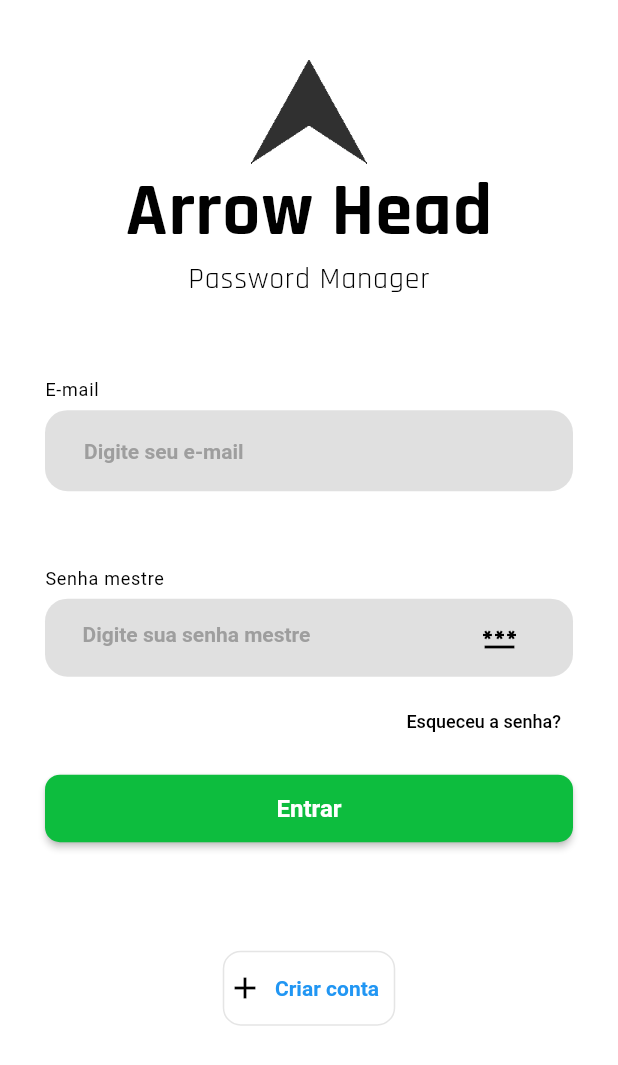
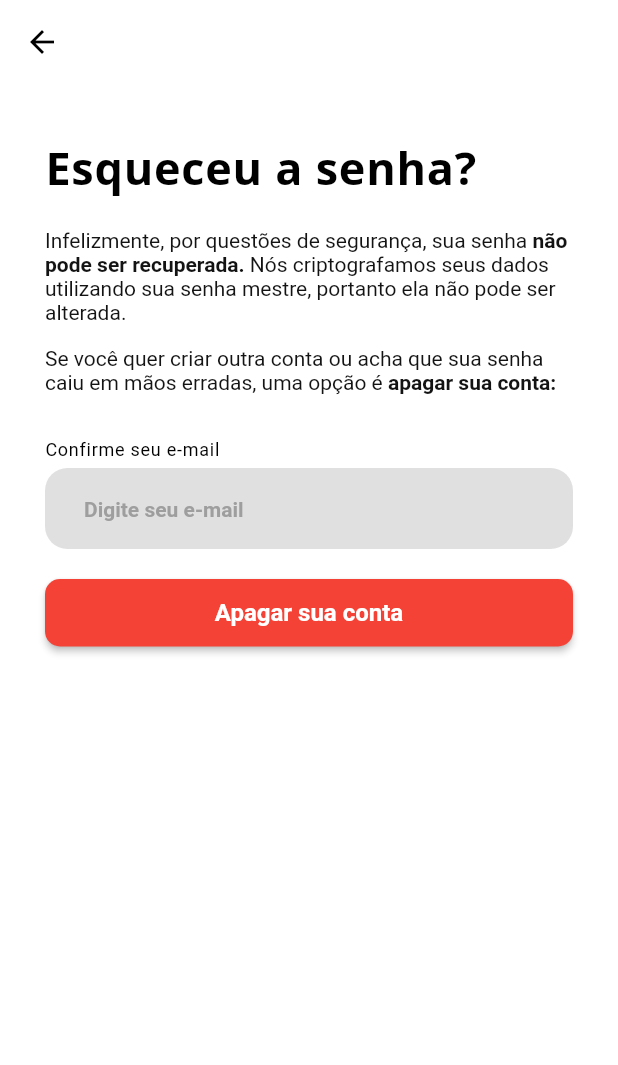
Before and after one commit to PasswordHub/ArrowHead, a Flutter app: the screen it shows after launch, after a tap on "Esqueceu a senha?", on a phone screen of 412 x 824 dp. Shown: the top 1065 px of the screen. Run offline on Flutter 3.47's test engine with Material 2 defaults, Android fonts, the phone set to English and light mode, and no system bars; our stand-ins replace email_validator, firebase_core; accounts and stored records are empty; Roboto replaces fonts that are missing (Arial).

Commit message:
página de esqueci minha senha criada

```diff
--- a/arrowhead/lib/main.dart
+++ b/arrowhead/lib/main.dart
@@ -1,5 +1,6 @@
 import 'package:arrowhead/providers/theme_provider.dart';
 import 'package:arrowhead/screens/CreateEditPassword/create_edit_password.dart';
+import 'package:arrowhead/screens/ForgotPassword/forgot_password_screen.dart';
 import 'package:arrowhead/screens/HomePage/home_page.dart';
 import 'package:arrowhead/screens/SignUp/signup_screen.dart';
 import '/screens/CreateEditPassword/create_edit_password.dart';
@@ -48,6 +49,7 @@ class MyMaterialApp extends StatelessWidget {
       routes: {
         LoginScreen.routeName: (ctx) => LoginScreen(),
         SingupScreen.routeName: (ctx) => SingupScreen(),
+        ForgotPasswordScreen.routeName: (ctx) => ForgotPasswordScreen(),
         HomePage.routeName: (ctx) => HomePage(),
         CreateEditPassword.routeName: (ctx) => CreateEditPassword()
       },
--- /dev/null
+++ b/arrowhead/lib/screens/ForgotPassword/forgot_password_screen.dart
@@ -0,0 +1,159 @@
+import 'package:email_validator/email_validator.dart';
+import 'package:flutter/cupertino.dart';
+import 'package:flutter/material.dart';
+
+class ForgotPasswordScreen extends StatefulWidget {
+  static const routeName = '/forgot-password-screen';
+
+  @override
+  _ForgotPasswordScreenState createState() => _ForgotPasswordScreenState();
+}
+
+class _ForgotPasswordScreenState extends State<ForgotPasswordScreen> {
+  final emailController = TextEditingController();
+
+  String invalidEmailMsg = "";
+  bool showPassword = false;
+
+  @override
+  Widget build(BuildContext context) {
+    return Scaffold(
+        appBar: AppBar(
+          backgroundColor: Colors.white,
+          elevation: 0,
+          leading: IconButton(
+            icon: const Icon(Icons.arrow_back, color: Colors.black),
+            onPressed: (() => {Navigator.of(context).pop()}),
+          ),
+        ),
+        body: SingleChildScrollView(
+            child: Container(
+                padding:
+                    const EdgeInsets.symmetric(horizontal: 30, vertical: 15),
+                child: Column(
+                    mainAxisAlignment: MainAxisAlignment.spaceAround,
+                    crossAxisAlignment: CrossAxisAlignment.stretch,
+                    children: [
+                      SizedBox(height: 20),
+                      const Text(
+                        "Esqueceu a senha?",
+                        textAlign: TextAlign.left,
+                        style: TextStyle(
+                            fontSize: 30,
+                            color: Colors.black,
+                            fontWeight: FontWeight.bold),
+                      ),
+                      SizedBox(height: 20),
+                      RichText(
+                          text: const TextSpan(
+                              style: TextStyle(
+                                fontSize: 14,
+                                color: Color.fromARGB(255, 19, 19, 19),
+                              ),
+                              children: [
+                            TextSpan(
+                                text:
+                                    "Infelizmente, por questões de segurança, sua senha "),
+                            TextSpan(
+                                text: "não pode ser recuperada. ",
+                                style: TextStyle(fontWeight: FontWeight.bold)),
+                            TextSpan(
+                                text:
+                                    "Nós criptografamos seus dados utilizando sua senha mestre, portanto ela não pode ser alterada."),
+                          ])),
+                      SizedBox(
+                        height: 15,
+                      ),
+                      RichText(
+                          text: const TextSpan(
+                              style: TextStyle(
+                                fontSize: 14,
+                                color: Color.fromARGB(255, 19, 19, 19),
+                              ),
+                              children: [
+                            TextSpan(
+                                text:
+                                    "Se você quer criar outra conta ou acha que sua senha caiu em mãos erradas, uma opção é "),
+                            TextSpan(
+                                text: "apagar sua conta: ",
+                                style: TextStyle(fontWeight: FontWeight.bold)),
+                          ])),
+                      SizedBox(height: 30),
+                      emailInput(emailController, "Confirme seu e-mail"),
+                      SizedBox(height: 15),
+                      deleteBtn()
+                    ]))));
+  }
+
+  Widget emailInput(TextEditingController controller, String title) {
+    return Column(
+        mainAxisAlignment: MainAxisAlignment.spaceAround,
+        crossAxisAlignment: CrossAxisAlignment.stretch,
+        children: [
+          Text(
+            title,
+            style: const TextStyle(
+                color: Colors.black, fontFamily: 'Arial', fontSize: 12),
+          ),
+          SizedBox(height: 5),
+          Container(
+            padding: const EdgeInsets.symmetric(horizontal: 25.0, vertical: 2),
+            decoration: BoxDecoration(
+                color: const Color.fromARGB(255, 224, 224, 224),
+                border: Border.all(
+                    color: (invalidEmailMsg != "")
+                        ? Colors.red
+                        : Colors.transparent),
+                borderRadius: BorderRadius.circular(15)),
+            child: TextField(
+              controller: controller,
+              autocorrect: false,
+              enableSuggestions: true,
+              autofocus: false,
+              keyboardType: TextInputType.emailAddress,
+              decoration: const InputDecoration(
+                  hintText: "Digite seu e-mail",
+                  hintStyle: TextStyle(
+                      color: Colors.grey,
+                      fontSize: 14,
+                      fontWeight: FontWeight.bold),
+                  border: InputBorder.none),
+              onChanged: ((value) => {
+                    setState(() {
+                      invalidEmailMsg =
+                          EmailValidator.validate(value) || value.isEmpty
+                              ? ""
+                              : "Digite um e-mail válido";
+                    })
+                  }),
+            ),
+          )
+        ]);
+  }
+
+  Widget deleteBtn() => Container(
+        height: 50,
+        width: double.infinity,
+        padding: const EdgeInsets.only(top: 5),
+        child: ElevatedButton(
+          style: ButtonStyle(
+              backgroundColor: MaterialStateProperty.all(Colors.red),
+              shape: MaterialStateProperty.all<RoundedRectangleBorder>(
+                  RoundedRectangleBorder(
+                borderRadius: BorderRadius.circular(10.0),
+              ))),
+          onPressed: () async {
+            // TODO: login logic
+            // Navigator.of(context).pushReplacementNamed(HomePage.routeName);
+          },
+          child: const Text(
+            'Apagar sua conta',
+            style: TextStyle(
+              fontSize: 16,
+              fontWeight: FontWeight.w700,
+              color: Colors.white,
+            ),
+          ),
+        ),
+      );
+}
--- a/arrowhead/lib/screens/Login/login_screen.dart
+++ b/arrowhead/lib/screens/Login/login_screen.dart
@@ -1,4 +1,5 @@
 import 'package:arrowhead/providers/theme_provider.dart';
+import 'package:arrowhead/screens/ForgotPassword/forgot_password_screen.dart';
 import 'package:arrowhead/screens/HomePage/home_page.dart';
 import 'package:arrowhead/screens/SignUp/signup_screen.dart';
 import 'package:flutter/material.dart';
@@ -78,7 +79,8 @@ class _LoginScreenState extends State<LoginScreen> {
                             style: TextStyle(color: Colors.black, fontSize: 12),
                           ),
                           onPressed: () {
-                            //TODO: forgot password logic
+                            Navigator.of(context)
+                                .pushNamed(ForgotPasswordScreen.routeName);
                           },
                         ),
                         loginBtn(),
```
